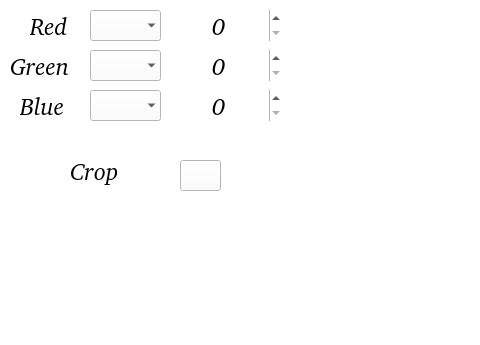
The window that code/GUI/image.ui (Anastasiyabordak/Anadat) describes before a commit, drawn with Qt 5; both pictures show x 0 to 480 and y 0 to 345 of the 882 by 687 pixel window.
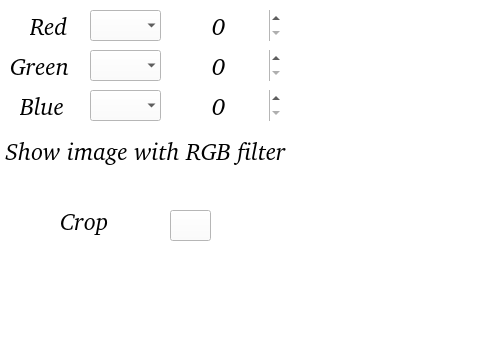
The same window after the commit.

Commit message: rgb add check image is opened open add check image is opened ui image add button to set all rgb ui image removed processing result if value or operation changed

Patch:
```diff
--- a/code/GUI/image.ui
+++ b/code/GUI/image.ui
@@ -559,8 +559,8 @@
    <widget class="QPushButton" name="colorButton">
     <property name="geometry">
      <rect>
-      <x>180</x>
-      <y>160</y>
+      <x>170</x>
+      <y>210</y>
       <width>41</width>
       <height>31</height>
      </rect>
@@ -575,8 +575,8 @@
    <widget class="QLabel" name="cropLabel">
     <property name="geometry">
      <rect>
-      <x>70</x>
-      <y>150</y>
+      <x>60</x>
+      <y>200</y>
       <width>71</width>
       <height>41</height>
      </rect>
@@ -592,6 +592,31 @@
      <string>Crop</string>
     </property>
    </widget>
+   <widget class="QPushButton" name="setRGB">
+    <property name="geometry">
+     <rect>
+      <x>0</x>
+      <y>130</y>
+      <width>291</width>
+      <height>41</height>
+     </rect>
+    </property>
+    <property name="font">
+     <font>
+      <family>Bitstream Charter</family>
+      <pointsize>18</pointsize>
+      <weight>50</weight>
+      <italic>true</italic>
+      <bold>false</bold>
+     </font>
+    </property>
+    <property name="text">
+     <string>Show image with RGB filter</string>
+    </property>
+    <property name="flat">
+     <bool>true</bool>
+    </property>
+   </widget>
   </widget>
  </widget>
  <resources/>
```
The commit also changes 2 other files.
